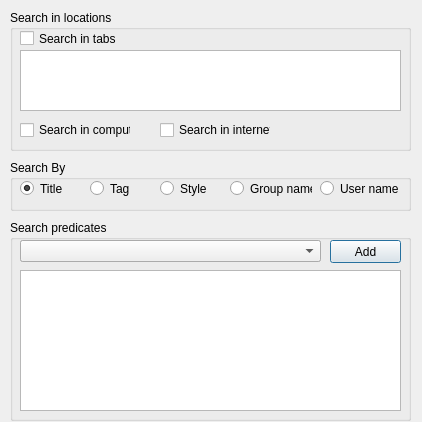
Qt form dialogs/search_dialog.ui (jeyboy/playo3) before a commit.
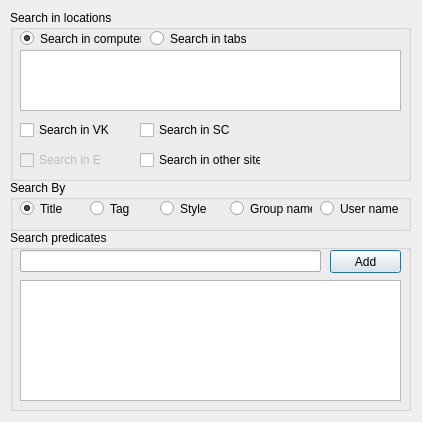
The same form after that commit.

The edit to the form file:
```diff
--- a/dialogs/search_dialog.ui
+++ b/dialogs/search_dialog.ui
@@ -29,7 +29,7 @@
    <property name="geometry">
     <rect>
      <x>10</x>
-     <y>160</y>
+     <y>180</y>
      <width>401</width>
      <height>51</height>
     </rect>
@@ -112,25 +112,12 @@
      <x>10</x>
      <y>10</y>
      <width>401</width>
-     <height>141</height>
+     <height>171</height>
     </rect>
    </property>
    <property name="title">
     <string>Search in locations</string>
    </property>
-   <widget class="QCheckBox" name="searchInTabs">
-    <property name="geometry">
-     <rect>
-      <x>10</x>
-      <y>20</y>
-      <width>101</width>
-      <height>17</height>
-     </rect>
-    </property>
-    <property name="text">
-     <string>Search in tabs</string>
-    </property>
-   </widget>
    <widget class="QListWidget" name="tabsList">
     <property name="geometry">
      <rect>
@@ -168,40 +155,113 @@
      <bool>true</bool>
     </property>
    </widget>
-   <widget class="QCheckBox" name="searchInInternet">
+   <widget class="QCheckBox" name="inVk">
     <property name="geometry">
      <rect>
-      <x>150</x>
+      <x>10</x>
       <y>110</y>
-      <width>111</width>
+      <width>91</width>
       <height>20</height>
      </rect>
     </property>
+    <property name="toolTip">
+     <string>Search in VKontakte</string>
+    </property>
     <property name="text">
-     <string>Search in internet</string>
+     <string>Search in VK</string>
     </property>
    </widget>
-   <widget class="QCheckBox" name="searchInComputer">
+   <widget class="QRadioButton" name="inComputer">
     <property name="geometry">
      <rect>
       <x>10</x>
-      <y>110</y>
-      <width>111</width>
-      <height>20</height>
+      <y>20</y>
+      <width>121</width>
+      <height>17</height>
      </rect>
     </property>
     <property name="text">
      <string>Search in computer</string>
     </property>
+    <property name="checked">
+     <bool>true</bool>
+    </property>
+   </widget>
+   <widget class="QRadioButton" name="inTabs">
+    <property name="geometry">
+     <rect>
+      <x>140</x>
+      <y>20</y>
+      <width>101</width>
+      <height>17</height>
+     </rect>
+    </property>
+    <property name="text">
+     <string>Search in tabs</string>
+    </property>
+    <property name="checked">
+     <bool>false</bool>
+    </property>
+   </widget>
+   <widget class="QCheckBox" name="inSc">
+    <property name="geometry">
+     <rect>
+      <x>130</x>
+      <y>110</y>
+      <width>91</width>
+      <height>20</height>
+     </rect>
+    </property>
+    <property name="toolTip">
+     <string>Search in Soundcloud</string>
+    </property>
+    <property name="text">
+     <string>Search in SC</string>
+    </property>
+   </widget>
+   <widget class="QCheckBox" name="inEx">
+    <property name="enabled">
+     <bool>false</bool>
+    </property>
+    <property name="geometry">
+     <rect>
+      <x>10</x>
+      <y>140</y>
+      <width>81</width>
+      <height>20</height>
+     </rect>
+    </property>
+    <property name="toolTip">
+     <string>Search in Ex.ua</string>
+    </property>
+    <property name="text">
+     <string>Search in EX</string>
+    </property>
+   </widget>
+   <widget class="QCheckBox" name="inOther">
+    <property name="geometry">
+     <rect>
+      <x>130</x>
+      <y>140</y>
+      <width>121</width>
+      <height>20</height>
+     </rect>
+    </property>
+    <property name="toolTip">
+     <string>Search in VKontakte</string>
+    </property>
+    <property name="text">
+     <string>Search in other sites</string>
+    </property>
    </widget>
   </widget>
   <widget class="QGroupBox" name="groupBox_3">
    <property name="geometry">
     <rect>
      <x>10</x>
-     <y>220</y>
+     <y>230</y>
      <width>401</width>
-     <height>201</height>
+     <height>181</height>
     </rect>
    </property>
    <property name="title">
@@ -223,7 +283,7 @@
       <x>10</x>
       <y>50</y>
       <width>381</width>
-      <height>141</height>
+      <height>121</height>
      </rect>
     </property>
    </widget>
@@ -250,6 +310,10 @@
      </rect>
     </property>
    </widget>
+   <zorder>stylePredicate</zorder>
+   <zorder>predicates</zorder>
+   <zorder>addPredicate</zorder>
+   <zorder>textPredicate</zorder>
   </widget>
  </widget>
  <resources/>
```
